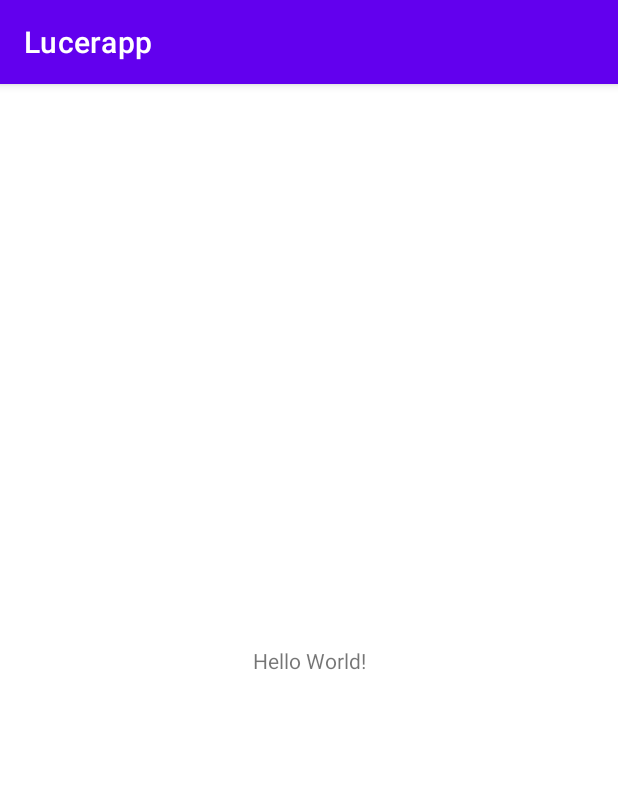
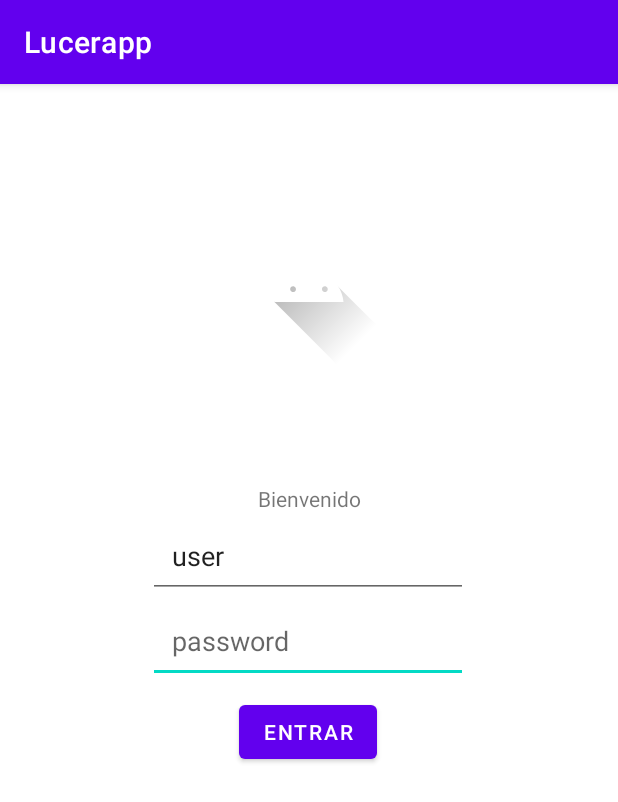
Before and after one commit to lmhenseler/lucerapp, an Android app: the screen it shows after launch (MainActivity), on a phone screen of 412 x 824 dp. Shown: the top 802 px of the screen. Run offline under Robolectric (Android 15) with nearby library versions, the phone set to English and light mode, and no system bars; our stand-ins replace Firebase (no records; nobody signed in at launch, a user with empty details on screens opened directly).

Commit message:
Layout sign in

```diff
--- a/app/src/main/res/layout/activity_main.xml
+++ b/app/src/main/res/layout/activity_main.xml
@@ -3,16 +3,76 @@
     xmlns:app="http://schemas.android.com/apk/res-auto"
     xmlns:tools="http://schemas.android.com/tools"
     android:layout_width="match_parent"
-    android:layout_height="match_parent"
+    android:layout_height="wrap_content"
+    android:minWidth="48dp"
+    android:minHeight="48dp"
     tools:context=".MainActivity">
 
     <TextView
+        android:id="@+id/textView"
         android:layout_width="wrap_content"
         android:layout_height="wrap_content"
-        android:text="Hello World!"
+        android:text="Bienvenido"
         app:layout_constraintBottom_toBottomOf="parent"
         app:layout_constraintEnd_toEndOf="parent"
         app:layout_constraintStart_toStartOf="parent"
-        app:layout_constraintTop_toTopOf="parent" />
+        app:layout_constraintTop_toTopOf="parent"
+        app:layout_constraintVertical_bias="0.384" />
+
+    <Button
+        android:id="@+id/button2"
+        android:layout_width="wrap_content"
+        android:layout_height="wrap_content"
+        android:text="Entrar"
+        app:layout_constraintBottom_toBottomOf="parent"
+        app:layout_constraintEnd_toEndOf="parent"
+        app:layout_constraintHorizontal_bias="0.498"
+        app:layout_constraintStart_toStartOf="parent"
+        app:layout_constraintTop_toTopOf="parent"
+        app:layout_constraintVertical_bias="0.613" />
+
+    <EditText
+        android:id="@+id/passwordInput"
+        android:layout_width="wrap_content"
+        android:layout_height="wrap_content"
+        android:height="48dp"
+        android:ems="10"
+        android:hint="password"
+        android:inputType="textPassword"
+        android:padding="16dp"
+        app:layout_constraintBottom_toTopOf="@+id/button2"
+        app:layout_constraintEnd_toEndOf="parent"
+        app:layout_constraintHorizontal_bias="0.497"
+        app:layout_constraintStart_toStartOf="parent"
+        app:layout_constraintTop_toTopOf="parent"
+        app:layout_constraintVertical_bias="0.975" />
+
+    <EditText
+        android:id="@+id/userInput"
+        android:layout_width="wrap_content"
+        android:layout_height="wrap_content"
+        android:height="48dp"
+        android:ems="10"
+        android:inputType="textPersonName"
+        android:minWidth="48dp"
+        android:padding="16dp"
+        android:text="user"
+        app:layout_constraintBottom_toTopOf="@+id/passwordInput"
+        app:layout_constraintEnd_toEndOf="parent"
+        app:layout_constraintHorizontal_bias="0.497"
+        app:layout_constraintStart_toStartOf="parent"
+        app:layout_constraintTop_toBottomOf="@+id/textView"
+        app:layout_constraintVertical_bias="0.804" />
+
+    <ImageView
+        android:id="@+id/imageView"
+        android:layout_width="wrap_content"
+        android:layout_height="wrap_content"
+        app:layout_constraintBottom_toTopOf="@+id/textView"
+        app:layout_constraintEnd_toEndOf="parent"
+        app:layout_constraintStart_toStartOf="parent"
+        app:layout_constraintTop_toTopOf="parent"
+        app:layout_constraintVertical_bias="0.512"
+        app:srcCompat="@drawable/ic_launcher_foreground" />
 
 </androidx.constraintlayout.widget.ConstraintLayout>
```
